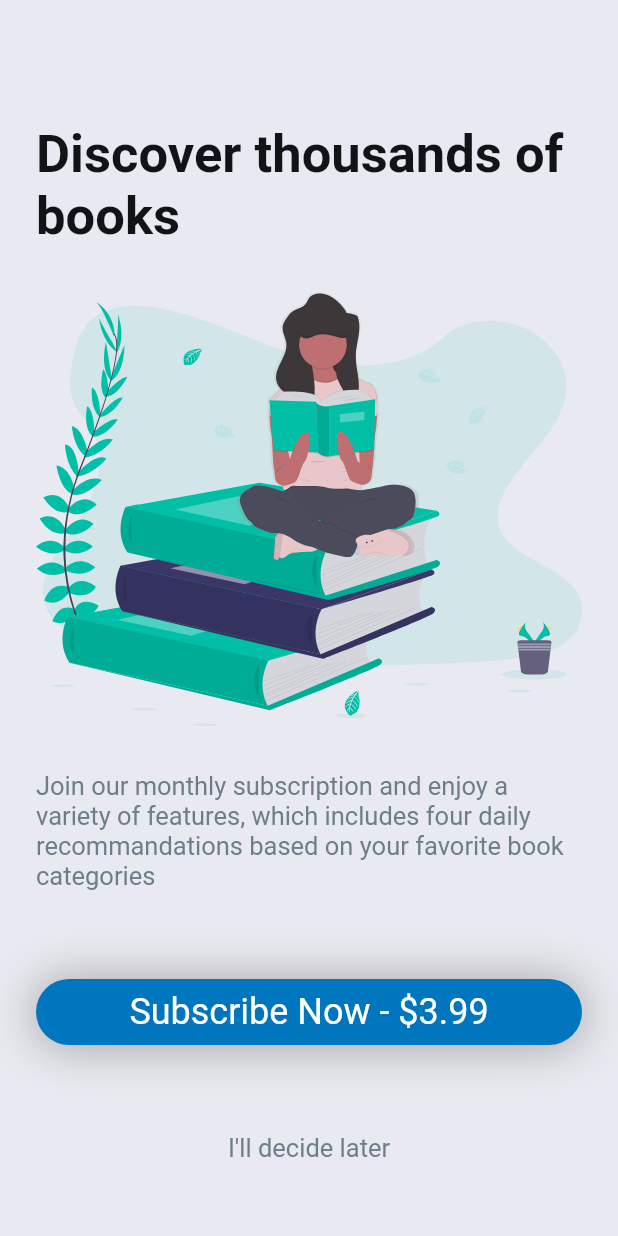
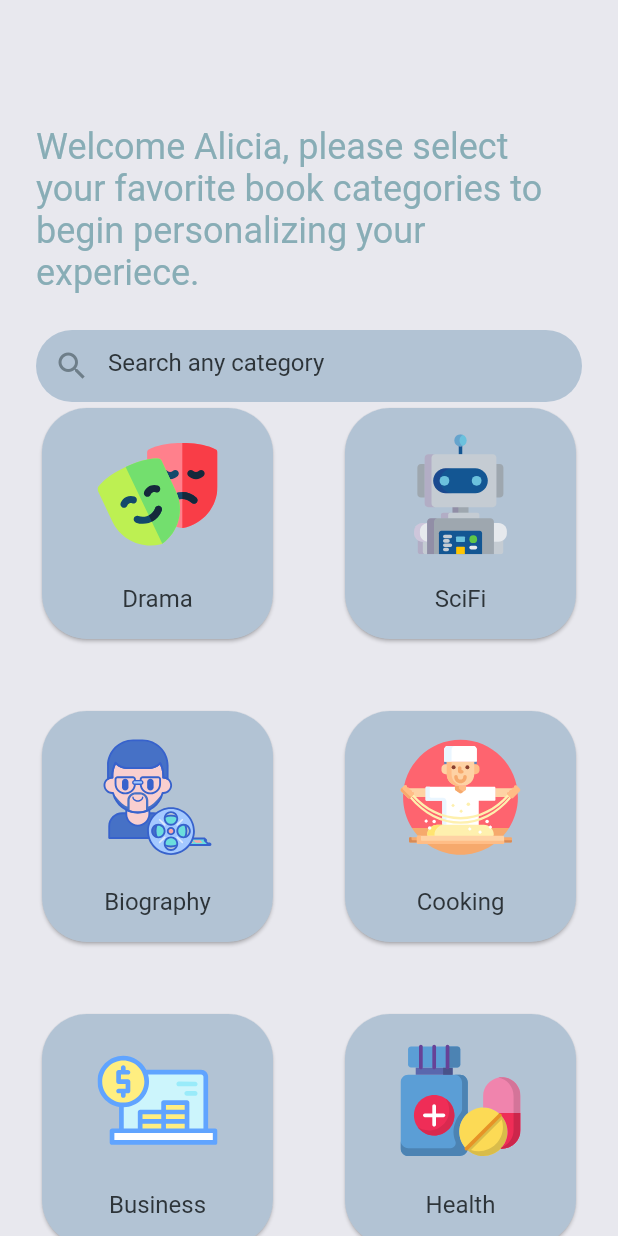
Before and after one commit to VishnuDileesh/BookSubscription-FlutterUIPractice, a Flutter app: the screen it shows after launch, after a tap on "I'll decide later", on a phone screen of 412 x 824 dp. Run offline on Flutter 3.47's test engine with Material 2 defaults, Android fonts, the phone set to English and light mode, and no system bars; our stand-ins replace flutter_svg.

Commit message:
Add home & category selecting screen

```diff
--- /dev/null
+++ b/lib/models/catmodel.dart
@@ -0,0 +1,6 @@
+class Category{
+	String catimage;
+	String catname;
+
+	Category(this.catimage, this.catname);
+}
--- /dev/null
+++ b/lib/screens/category.dart
@@ -0,0 +1,127 @@
+import 'package:flutter/material.dart';
+import 'package:flutter_svg/flutter_svg.dart';
+import '../models/catmodel.dart';
+
+
+class ChooseCatScreen extends StatelessWidget{
+	@override
+	Widget build(BuildContext context){
+
+		List<Category> catlist = [
+			Category('assets/theater.svg', 'Drama'),
+			Category('assets/robot.svg', 'SciFi'),
+			Category('assets/biography.svg', 'Biography'),
+			Category('assets/noodles.svg', 'Cooking'),
+			Category('assets/money.svg', 'Business'),
+			Category('assets/pill.svg', 'Health'),
+		];
+
+		return Material(
+			child: SingleChildScrollView(
+			child: Container(
+				color: Color(0xffE8E8EE),
+				padding: EdgeInsets.all(24.0),
+					child: Column(
+					crossAxisAlignment: CrossAxisAlignment.center,
+					children: <Widget>[
+
+						SizedBox(
+							height: 60.0,
+						),
+
+						Center(
+						child: Text(
+								"Welcome Alicia, please select your favorite book categories to begin personalizing your experiece.",
+								style: TextStyle(
+									//color: Color(0xff6e7e89),
+									color: Color(0xff88ADB6),
+									fontSize: 24.0,
+								),
+							),
+						),
+
+						SizedBox(
+							height: 24.0,
+						),
+
+
+						Container(
+						decoration: BoxDecoration(
+							//color: Color(0xffdcdadb),
+							color: Color(0xffB2C3D4),
+							//color: Color(0xffc7cbcc),
+							borderRadius: BorderRadius.circular(30.0),
+						),
+						child: TextField(
+							decoration: InputDecoration(
+								hintText: 'Search any category',
+								hintStyle: TextStyle(
+									color: Color(0xff2D3439),
+								),
+								prefixIcon: Icon(
+										Icons.search,
+										color: Color(0xff6e7e89),
+								),
+								border: InputBorder.none,
+							),
+						),
+						),
+
+
+						GridView.count(
+							shrinkWrap: true,
+							physics: BouncingScrollPhysics(),
+							crossAxisCount: 2,
+							childAspectRatio: 1.0,
+							crossAxisSpacing: 40,
+							mainAxisSpacing: 40,
+							children: List.generate(catlist.length, (index){
+								return Card(
+									color: Color(0xffB2C3D4),
+									shape: RoundedRectangleBorder(
+										borderRadius: BorderRadius.circular(30.0),
+									),
+									child: Column(
+										mainAxisAlignment: MainAxisAlignment.center,
+										children: <Widget>[
+											SvgPicture.asset(
+													catlist[index].catimage,
+													height: 80.0,
+											),
+
+											SizedBox(
+												height: 20.0,
+											),
+
+											Center(
+												child: Text(
+													catlist[index].catname,
+													style: TextStyle(
+														color: Color(0xff2D3439),
+														fontSize: 16.0,
+													),
+												),
+											),
+
+										],
+									),
+
+								);
+							}),
+							),
+
+							SizedBox(height: 20.0),
+
+
+
+
+
+
+
+					],
+					),
+				),
+				),
+		);
+	}
+}
--- a/lib/screens/home.dart
+++ b/lib/screens/home.dart
@@ -1,5 +1,6 @@
 import 'package:flutter/material.dart';
 import 'package:flutter_svg/flutter_svg.dart';
+import 'category.dart';
 
 class HomeScreen extends StatelessWidget{
 	@override
@@ -7,7 +8,7 @@ class HomeScreen extends StatelessWidget{
 		return Material(
 				child: Container(
 					padding: EdgeInsets.all(24.0),
-					color: Color(0xfffe9eaf1),
+					color: Color(0xfffE8E8EE),
 					child: Column(
 							mainAxisAlignment: MainAxisAlignment.spaceEvenly,
 							crossAxisAlignment: CrossAxisAlignment.center,
@@ -16,7 +17,7 @@ class HomeScreen extends StatelessWidget{
 								Text(
 									"Discover thousands of books",
 									style: TextStyle(
-										color: Color(0xff111415),
+										color: Color(0xff2D3439),
 										fontSize: 35.0,
 										fontWeight: FontWeight.bold,
 									),
@@ -30,7 +31,7 @@ class HomeScreen extends StatelessWidget{
 								Text(
 									"Join our monthly subscription and enjoy a variety of features, which includes four daily recommandations based on your favorite book categories",
 									style: TextStyle(
-										color: Color(0xff6e7e89),
+										color: Color(0xff88ADB6),
 										fontSize: 17.0,
 									),
 								),
@@ -53,7 +54,7 @@ class HomeScreen extends StatelessWidget{
 											offset: Offset(0.0, 0.75),
 										),
 										],
-										color: Color(0xff0076be),
+										color: Color(0xff1480BC),
 										borderRadius: BorderRadius.circular(30.0),
 									),
 									child: Center(
@@ -72,6 +73,12 @@ class HomeScreen extends StatelessWidget{
 
 								GestureDetector(
 								onTap: (){
+									Navigator.pushReplacement(
+										context,
+										MaterialPageRoute(
+											builder: (context) => ChooseCatScreen()
+										),
+									);
 									print("Decide later");
 								},
 								child: Center(
@@ -79,7 +86,7 @@ class HomeScreen extends StatelessWidget{
 										"I'll decide later",
 										style: TextStyle(
 											fontSize: 17.0,
-											color: Color(0xff6e7e89),
+											color: Color(0xff88ADB6),
 										),
 									),
 								),
```
